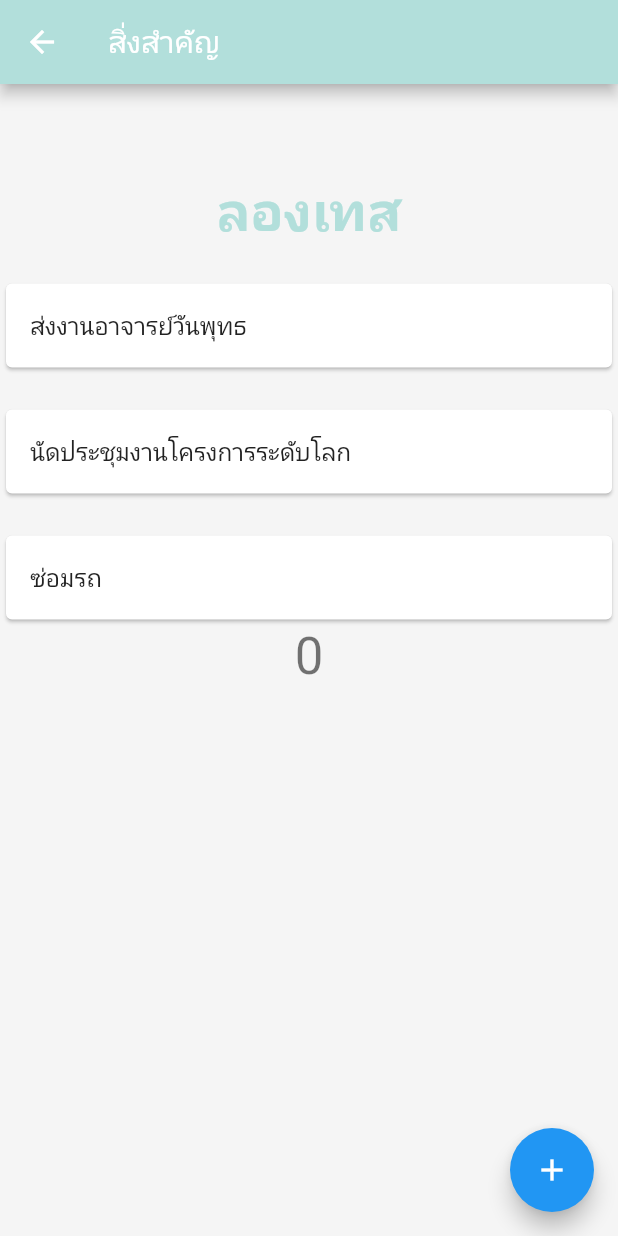
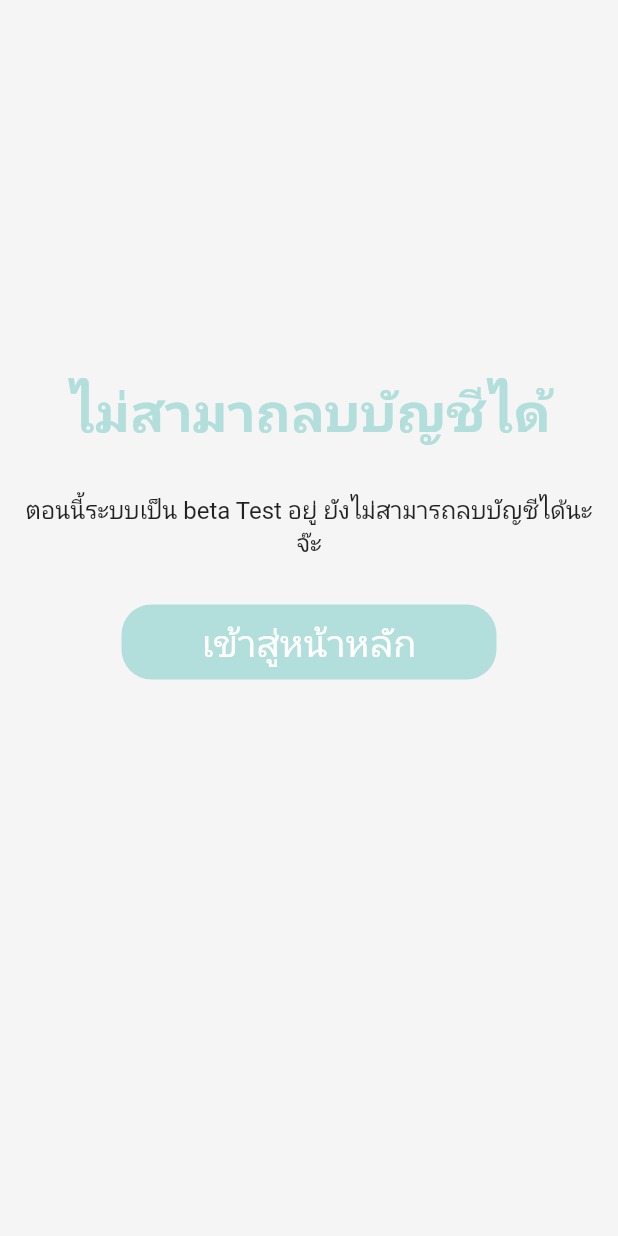
Before and after one commit to Atpolink/To-do-list-App, a Flutter app: the account screen opened directly, after a tap on "ลบบัญชี", on a phone screen of 412 x 824 dp. Run offline on Flutter 3.47's test engine with Material 2 defaults, Android fonts, the phone set to English and light mode, and no system bars.

Commit message:
เพิ่ม to do list

```diff
--- a/project/lib/Account.dart
+++ b/project/lib/Account.dart
@@ -1,4 +1,8 @@
 import 'package:flutter/material.dart';
+import 'package:logindemo/%E0%B8%B4beta.dart';
+import 'package:logindemo/beta2.dart';
+import 'package:logindemo/beta3.dart';
+import 'package:logindemo/password.dart';
 import 'HomePage.dart';
 import 'important.dart';
 
@@ -13,6 +17,7 @@ class _accountState extends State<account> {
     return Scaffold(
         appBar: AppBar(
           title: Text('บัญชีของฉัน'),
+          backgroundColor: Colors.teal[100],
         ),
         body: Container(
             padding: EdgeInsets.all(20),
@@ -20,48 +25,53 @@ class _accountState extends State<account> {
               Column(
                   crossAxisAlignment: CrossAxisAlignment.start,
                   children: <Widget>[
-                    Text(
-                      'ข้อมูลบัญชี',
-                      style: TextStyle(color: Colors.black, fontSize: 36),
-                    ),
                     TextButton(
                       onPressed: () {
                         Navigator.push(context,
-                            MaterialPageRoute(builder: (_) => important()));
+                            MaterialPageRoute(builder: (_) => beta()));
                       },
                       child: Text(
-                        '     ชื่อผู้ใช้',
-                        style: TextStyle(color: Colors.black, fontSize: 20),
+                        '     ชื่อ',
+                        style: TextStyle(color: Colors.black, fontSize: 32),
                       ),
                     ),
+                     SizedBox(
+                  height: 30,
+                ),
                     TextButton(
                       onPressed: () {
                         Navigator.push(context,
-                            MaterialPageRoute(builder: (_) => important()));
+                            MaterialPageRoute(builder: (_) => beta2()));
                       },
                       child: Text(
                         '     เปลี่ยนอีเมล',
-                        style: TextStyle(color: Colors.black, fontSize: 20),
+                        style: TextStyle(color: Colors.black, fontSize: 32),
                       ),
                     ),
+                     SizedBox(
+                  height: 30,
+                ),
                     TextButton(
                       onPressed: () {
                         Navigator.push(context,
-                            MaterialPageRoute(builder: (_) => important()));
+                            MaterialPageRoute(builder: (_) => password()));
                       },
                       child: Text(
                         '     เปลี่ยนรหัสผ่าน',
-                        style: TextStyle(color: Colors.black, fontSize: 20),
+                        style: TextStyle(color: Colors.black, fontSize: 32),
                       ),
                     ),
+                     SizedBox(
+                  height: 30,
+                ),
                     TextButton(
                       onPressed: () {
                         Navigator.push(context,
-                            MaterialPageRoute(builder: (_) => important()));
+                            MaterialPageRoute(builder: (_) => beta3()));
                       },
                       child: Text(
                         '     ลบบัญชี',
-                        style: TextStyle(color: Colors.red, fontSize: 20),
+                        style: TextStyle(color: Colors.red, fontSize: 40),
                       ),
                     ),
                   ])
--- /dev/null
+++ b/project/lib/beta3.dart
@@ -0,0 +1,74 @@
+import 'package:flutter/material.dart';
+import 'main.dart';
+
+
+class beta3 extends StatefulWidget {
+  @override
+  _beta3State createState() => _beta3State();
+}
+
+class _beta3State extends State<beta3> {
+  @override
+  Widget build(BuildContext context) {
+    return Scaffold(
+      backgroundColor: Colors.grey[100],
+      body: SingleChildScrollView(
+        child: Column(
+          children: <Widget>[
+            Padding(
+              padding: const EdgeInsets.only(top: 250.0),
+              child: Center(
+                child: Container(
+                  child: Center(
+                    child: Text(
+                      'ไม่สามาถลบบัญชีได้',
+                      style: TextStyle(
+                          color: Colors.teal[100],
+                          fontSize: 36,
+                          fontWeight: FontWeight.bold),
+                    ),
+                  ),
+                ),
+              ),
+            ),
+            SizedBox(
+              height: 30,
+            ),
+            Padding(
+              padding: EdgeInsets.symmetric(horizontal: 15),
+              child: Text(
+                'ตอนนี้ระบบเป็น beta Test อยู่ ยังไม่สามารถลบบัญชีได้นะจ๊ะ',
+                textAlign: TextAlign.center,
+                overflow: TextOverflow.ellipsis,
+                style: const TextStyle(
+                    fontWeight: FontWeight.normal, fontSize: 16),
+                maxLines: 2,
+              ),
+            ),
+            SizedBox(
+              height: 30,
+            ),
+            Container(
+              height: 50,
+              width: 250,
+              decoration: BoxDecoration(
+                  color: Colors.teal[100],
+                  borderRadius: BorderRadius.circular(20)),
+              child: TextButton(
+                onPressed: () {
+                  Navigator.push(
+                      context, MaterialPageRoute(builder: (_) => LoginDemo()));
+                },
+                child: Text(
+                  'เข้าสู่หน้าหลัก',
+                  style: TextStyle(color: Colors.white, fontSize: 25),
+                ),
+              ),
+            ),
+          ],
+        ),
+      ),
+    );
+
+  }
+}
--- a/project/lib/important.dart
+++ b/project/lib/important.dart
@@ -8,6 +8,16 @@ class important extends StatefulWidget {
 
 class _importantState extends State<important> {
   int _counter = 0;
+
+  List todos = List();
+  String input = "";
+  @override
+  void initState() {
+    super.initState();
+    todos.add("ส่งงาน");
+    todos.add("จ่ายค่าหอ");
+    todos.add("เตรียมของขวัญวันปีใหม่");
+  }
 
   void _incrementCounter() {
     setState(() {
@@ -21,64 +31,63 @@ class _importantState extends State<important> {
     return Scaffold(
       backgroundColor: Colors.grey[100],
       appBar: AppBar(
-        title: Text('สิ่งสำคัญ'),
+        title: Text('ที่วางแผนไว้'),
         backgroundColor: Colors.teal[100],
       ),
-      body: SingleChildScrollView(
-        child: Column(
-          children: <Widget>[
-            Padding(
-              padding: const EdgeInsets.only(top: 60.0),
-              child: Center(
-                child: Container(
-                  child: Center(
-                    child: Text(
-                      'ลองเทส',
-                      style: TextStyle(
-                          color: Colors.teal[100],
-                          fontSize: 36,
-                          fontWeight: FontWeight.bold),
-                    ),
-                  ),
-                ),
-              ),
-            ),
-            Padding(
-              padding: const EdgeInsets.only(top: 20.0),
-              child: Card(
-                child: ListTile(
-                  title: Text('ส่งงานอาจารย์วันพุทธ'),
-                ),
-              ),
-            ),
-            Padding(
-              padding: const EdgeInsets.only(top: 20.0),
-              child: Card(
-                child: ListTile(
-                  title: Text('นัดประชุมงานโครงการระดับโลก'),
-                ),
-              ),
-            ),
-            Padding(
-              padding: const EdgeInsets.only(top: 20.0),
-              child: Card(
-                child: ListTile(
-                  title: Text('ซ่อมรถ'),
-                ),
-              ),
-            ),
-            Text(
-              '$_counter',
-              style: Theme.of(context).textTheme.headline4,
-            ),
-          ],
+      floatingActionButton: FloatingActionButton(
+        onPressed: () {
+          showDialog(
+              context: context,
+              builder: (BuildContext context) {
+                return AlertDialog(
+                    shape: RoundedRectangleBorder(
+                        borderRadius: BorderRadius.circular(8)),
+                    title: Text("เพิ่มรายการ"),
+                    content: TextField(onChanged: (String value) {
+                      input = value;
+                    }),
+                    actions: <Widget>[
+                      FlatButton(
+                          onPressed: () {
+                            setState(() {
+                              todos.add(input);
+                            });
+                            Navigator.of(context).pop();
+                          },
+                          child: Text("เพิ่ม"))
+                    ]);
+              });
+        },
+        child: Icon(
+          Icons.add,
+          color: Colors.white,
         ),
       ),
-      floatingActionButton: FloatingActionButton(
-        onPressed: _incrementCounter,
-        tooltip: 'Increment',
-        child: const Icon(Icons.add),
-      ),
+      body: ListView.builder(
+          itemCount: todos.length,
+          itemBuilder: (BuildContext context, int index) {
+            return Dismissible(
+                key: Key(todos[index]),
+                child: Card(
+                  elevation: 4,
+                  margin: EdgeInsets.all(8),
+                  shape: RoundedRectangleBorder(
+                      borderRadius: BorderRadius.circular(8)),
+                  child: ListTile(
+                    title: Text(todos[index]),
+                    trailing: IconButton(
+                        icon: Icon(
+                          Icons.delete,
+                          color: Colors.red,
+                        ),
+                        onPressed: () {
+                          setState(() {
+                            todos.removeAt(index);
+                          });
+                        }),
+                  ),
+                ));
+          }),
     );
   }
 }
```
Also changed, not shown: project/lib/HomePage.dart (+9 -6 lines), project/lib/beta2.dart (added, +74 -0 lines), project/lib/main.dart (+10 -4 lines), project/lib/plan.dart (+61 -53 lines), project/lib/work.dart (+61 -54 lines), project/lib/ิbeta.dart (added, +74 -0 lines).
